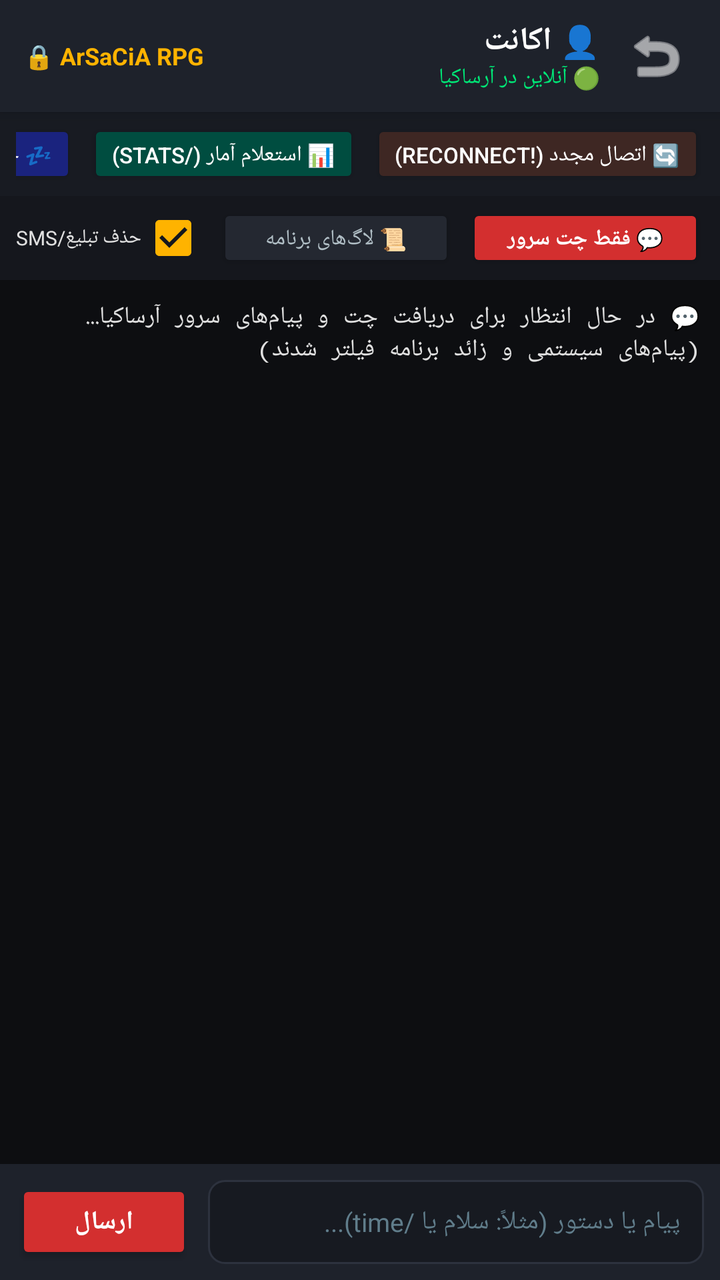
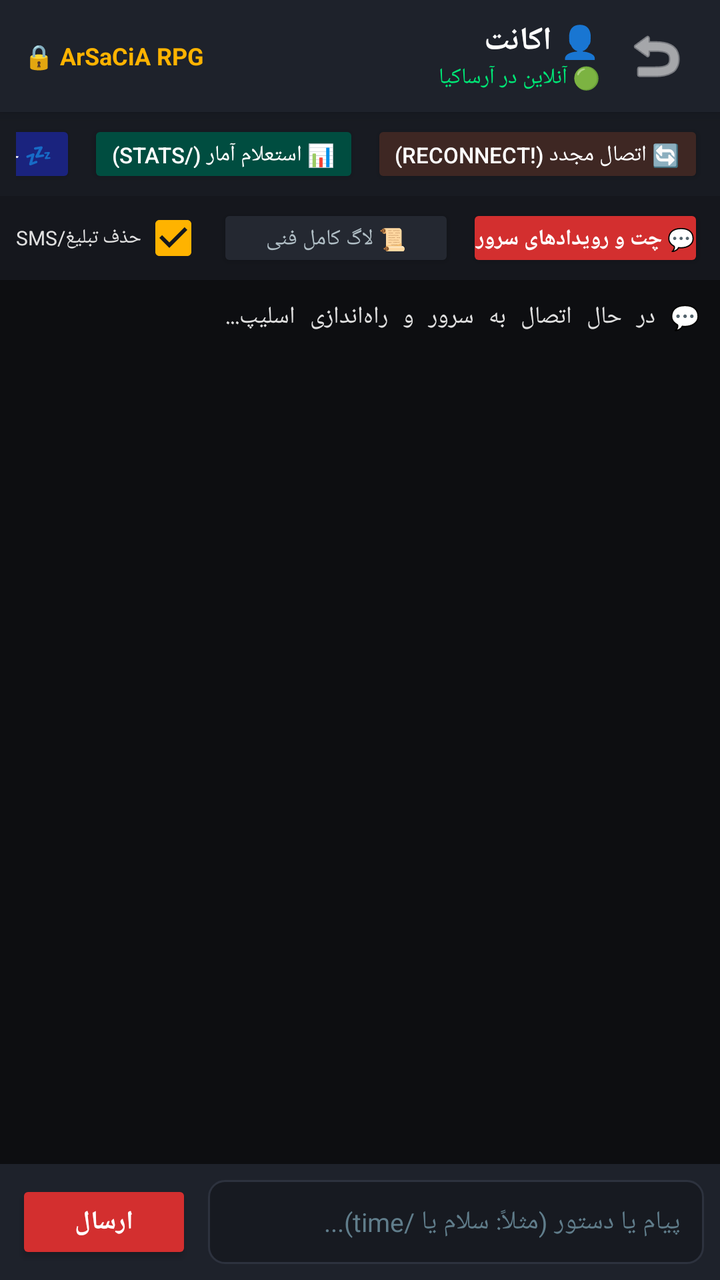

Two renders of the same Android screen: before a commit and after it. Below are the layout's source before the change and the commit's diff.
<!-- AndroidManifest.xml: application theme Theme.AGRak -->
<!-- res/layout/activity_chat.xml -->
<?xml version="1.0" encoding="utf-8"?>
<LinearLayout xmlns:android="http://schemas.android.com/apk/res/android"
    xmlns:app="http://schemas.android.com/apk/res-auto"
    android:layout_width="match_parent"
    android:layout_height="match_parent"
    android:background="@color/bg_dark"
    android:orientation="vertical"
    android:layoutDirection="rtl">

    
    <androidx.cardview.widget.CardView
        android:layout_width="match_parent"
        android:layout_height="wrap_content"
        app:cardBackgroundColor="@color/card_dark"
        app:cardCornerRadius="0dp"
        app:cardElevation="4dp">

        <LinearLayout
            android:layout_width="match_parent"
            android:layout_height="56dp"
            android:gravity="center_vertical"
            android:orientation="horizontal"
            android:paddingHorizontal="12dp">

            <ImageButton
                android:id="@+id/btnBack"
                android:layout_width="40dp"
                android:layout_height="40dp"
                android:background="?attr/selectableItemBackgroundBorderless"
                android:src="@android:drawable/ic_menu_revert"
                android:tint="@color/text_white"
                android:contentDescription="بازگشت" />

            <LinearLayout
                android:layout_width="0dp"
                android:layout_height="wrap_content"
                android:layout_marginStart="8dp"
                android:layout_weight="1"
                android:orientation="vertical">

                <TextView
                    android:id="@+id/tvChatAccountName"
                    android:layout_width="wrap_content"
                    android:layout_height="wrap_content"
                    android:text="👤 اکانت"
                    android:textColor="@color/text_white"
                    android:textSize="16sp"
                    android:textStyle="bold" />

                <TextView
                    android:id="@+id/tvChatStatus"
                    android:layout_width="wrap_content"
                    android:layout_height="wrap_content"
                    android:text="🟢 آنلاین در آرساکیا"
                    android:textColor="@color/status_green"
                    android:textSize="11sp" />
            </LinearLayout>

            
            <TextView
                android:layout_width="wrap_content"
                android:layout_height="wrap_content"
                android:text="🔒 ArSaCiA RPG"
                android:textColor="@color/accent_gold"
                android:textSize="12sp"
                android:textStyle="bold" />

        </LinearLayout>
    </androidx.cardview.widget.CardView>

    
    <HorizontalScrollView
        android:layout_width="match_parent"
        android:layout_height="wrap_content"
        android:background="#181B22"
        android:paddingVertical="4dp"
        android:paddingHorizontal="8dp"
        android:scrollbars="none">

        <LinearLayout
            android:layout_width="wrap_content"
            android:layout_height="wrap_content"
            android:orientation="horizontal">

            <Button
                android:id="@+id/btnQuickReconnect"
                android:layout_width="wrap_content"
                android:layout_height="34dp"
                android:layout_marginEnd="6dp"
                android:backgroundTint="#3E2723"
                android:text="🔄 اتصال مجدد (!reconnect)"
                android:textColor="@color/text_white"
                android:textSize="11sp" />

            <Button
                android:id="@+id/btnQuickStats"
                android:layout_width="wrap_content"
                android:layout_height="34dp"
                android:layout_marginEnd="6dp"
                android:backgroundTint="#004D40"
                android:text="📊 استعلام آمار (/stats)"
                android:textColor="@color/text_white"
                android:textSize="11sp" />

            <Button
                android:id="@+id/btnQuickSleep"
                android:layout_width="wrap_content"
                android:layout_height="34dp"
                android:backgroundTint="#1A237E"
                android:text="💤 حالت خواب (/sleep)"
                android:textColor="@color/text_white"
                android:textSize="11sp" />
        </LinearLayout>
    </HorizontalScrollView>

    
    <LinearLayout
        android:layout_width="match_parent"
        android:layout_height="wrap_content"
        android:background="#15171D"
        android:gravity="center_vertical"
        android:orientation="horizontal"
        android:paddingHorizontal="8dp"
        android:paddingVertical="4dp">

        <Button
            android:id="@+id/btnTabChat"
            android:layout_width="0dp"
            android:layout_height="34dp"
            android:layout_weight="1"
            android:backgroundTint="@color/primary_red"
            android:insetTop="0dp"
            android:insetBottom="0dp"
            android:paddingHorizontal="4dp"
            android:text="💬 فقط چت سرور"
            android:textColor="@color/text_white"
            android:textSize="11sp"
            android:textStyle="bold" />

        <Button
            android:id="@+id/btnTabLogs"
            android:layout_width="0dp"
            android:layout_height="34dp"
            android:layout_weight="1"
            android:layout_marginStart="6dp"
            android:backgroundTint="#242831"
            android:insetTop="0dp"
            android:insetBottom="0dp"
            android:paddingHorizontal="4dp"
            android:text="📜 لاگ‌های برنامه"
            android:textColor="@color/text_secondary"
            android:textSize="11sp" />

        <CheckBox
            android:id="@+id/cbFilterSmsAds"
            android:layout_width="wrap_content"
            android:layout_height="34dp"
            android:layout_marginStart="6dp"
            android:checked="true"
            android:buttonTint="@color/accent_gold"
            android:text="حذف تبلیغ/SMS"
            android:textColor="#E0E0E0"
            android:textSize="10sp" />

    </LinearLayout>

    
    <ScrollView
        android:id="@+id/scrollConsole"
        android:layout_width="match_parent"
        android:layout_height="0dp"
        android:layout_weight="1"
        android:background="#0D0E11"
        android:padding="10dp"
        android:fillViewport="true">

        <TextView
            android:id="@+id/tvConsoleLogs"
            android:layout_width="match_parent"
            android:layout_height="wrap_content"
            android:textColor="#E0E0E0"
            android:textSize="12sp"
            android:typeface="monospace"
            android:textIsSelectable="true"
            android:text="💬 در حال انتظار برای دریافت چت و پیام‌های سرور آرساکیا...\n(پیام‌های سیستمی و زائد برنامه فیلتر شدند)\n" />
    </ScrollView>

    
    <androidx.cardview.widget.CardView
        android:layout_width="match_parent"
        android:layout_height="wrap_content"
        app:cardBackgroundColor="@color/card_dark"
        app:cardCornerRadius="0dp"
        app:cardElevation="8dp">

        <LinearLayout
            android:layout_width="match_parent"
            android:layout_height="wrap_content"
            android:gravity="center_vertical"
            android:orientation="horizontal"
            android:padding="8dp">

            <EditText
                android:id="@+id/etChatMessage"
                android:layout_width="0dp"
                android:layout_height="42dp"
                android:layout_weight="1"
                android:background="@drawable/bg_input_field"
                android:hint="پیام یا دستور (مثلاً: سلام یا /time)..."
                android:textColorHint="@color/text_hint"
                android:textColor="@color/text_white"
                android:textSize="13sp"
                android:paddingHorizontal="12dp"
                android:singleLine="true" />

            <Button
                android:id="@+id/btnSendMessage"
                android:layout_width="wrap_content"
                android:layout_height="42dp"
                android:layout_marginStart="8dp"
                android:backgroundTint="@color/primary_red"
                android:text="@string/send"
                android:textColor="@color/text_white"
                android:textStyle="bold"
                android:textSize="13sp" />

        </LinearLayout>
    </androidx.cardview.widget.CardView>

</LinearLayout>
<!-- resources referenced by this layout -->
<resources>
  <color name="accent_gold">#FFB300</color>
  <color name="bg_dark">#121418</color>
  <color name="card_dark">#1E222B</color>
  <color name="primary_red">#D32F2F</color>
  <color name="status_green">#00E676</color>
  <color name="text_hint">#607D8B</color>
  <color name="text_secondary">#B0BEC5</color>
  <color name="text_white">#FFFFFF</color>
  <!-- drawable bg_input_field (drawable) -->
  <?xml version="1.0" encoding="utf-8"?>
  <shape xmlns:android="http://schemas.android.com/apk/res/android"
      android:shape="rectangle">
      <solid android:color="#171A21" />
      <stroke
          android:width="1dp"
          android:color="@color/card_stroke" />
      <corners android:radius="8dp" />
  </shape>
  <string name="send">ارسال</string>
  <style name="Theme.AGRak" parent="Theme.AppCompat.DayNight.NoActionBar">
          <item name="colorPrimary">@color/primary_red</item>
          <item name="colorPrimaryDark">@color/primary_red_dark</item>
          <item name="colorAccent">@color/accent_gold</item>
          <item name="android:windowBackground">@color/bg_dark</item>
          <item name="android:statusBarColor">#0A0B0E</item>
          <item name="android:navigationBarColor">#0A0B0E</item>
      </style>
  <color name="card_stroke">#2D323E</color>
  <color name="primary_red_dark">#9A0007</color>
</resources>

<!-- the commit's change to res/layout/activity_chat.xml (unified diff, before → after) -->
@@ -132,7 +132,7 @@
             android:insetTop="0dp"
             android:insetBottom="0dp"
             android:paddingHorizontal="4dp"
-            android:text="💬 فقط چت سرور"
+            android:text="💬 چت و رویدادهای سرور"
             android:textColor="@color/text_white"
             android:textSize="11sp"
             android:textStyle="bold" />
@@ -147,7 +147,7 @@
             android:insetTop="0dp"
             android:insetBottom="0dp"
             android:paddingHorizontal="4dp"
-            android:text="📜 لاگ‌های برنامه"
+            android:text="📜 لاگ کامل فنی"
             android:textColor="@color/text_secondary"
             android:textSize="11sp" />
 
@@ -182,7 +182,7 @@
             android:textSize="12sp"
             android:typeface="monospace"
             android:textIsSelectable="true"
-            android:text="💬 در حال انتظار برای دریافت چت و پیام‌های سرور آرساکیا...\n(پیام‌های سیستمی و زائد برنامه فیلتر شدند)\n" />
+            android:text="💬 در حال اتصال به سرور و راه‌اندازی اسلیپ...\n" />
     </ScrollView>
 
     
